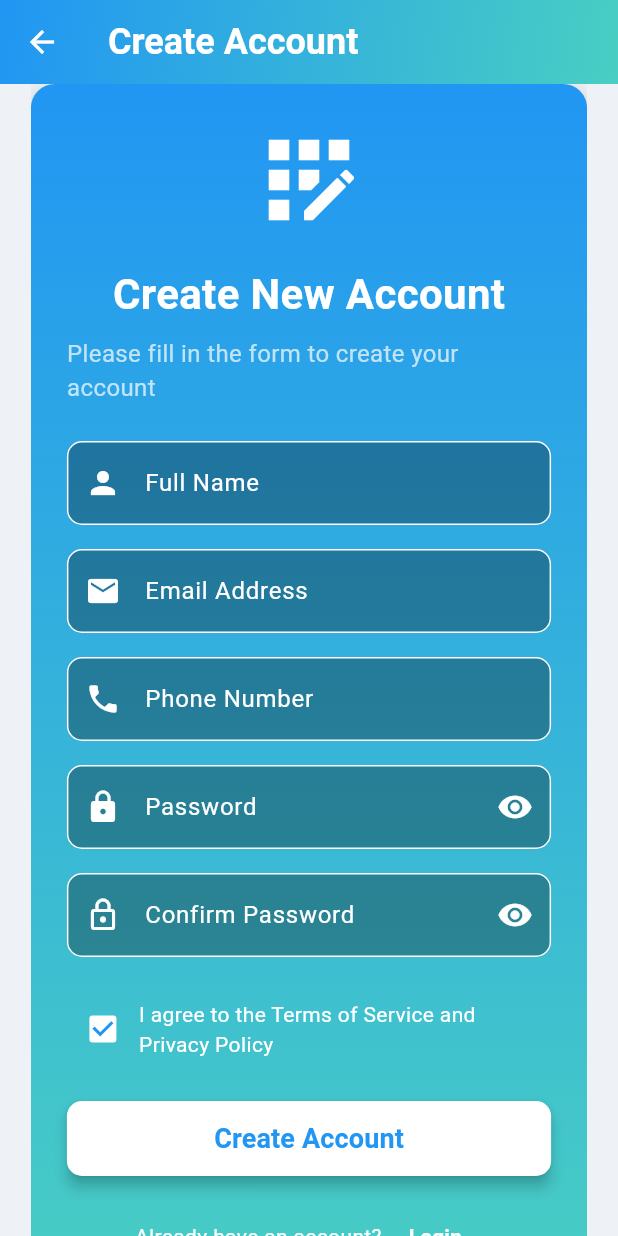
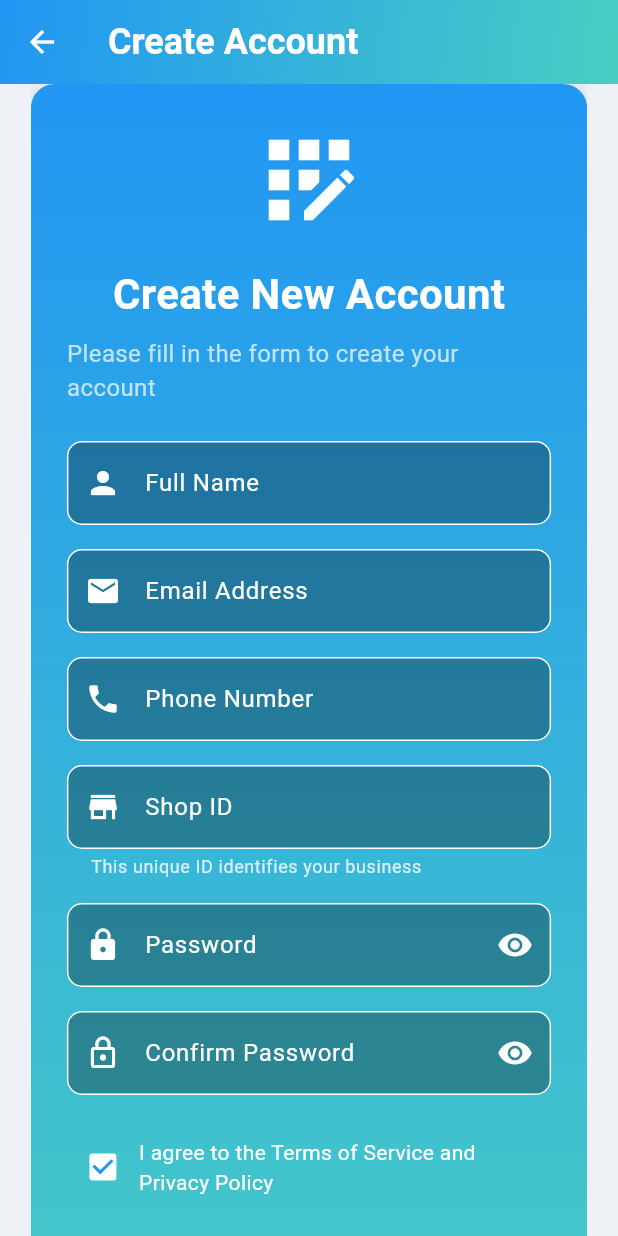
Before and after one commit to Talha-Aslam/desktop_search_a_holic, a Flutter app: the Registration screen opened by its route, on a phone screen of 412 x 824 dp. Run offline on Flutter 3.47's test engine with Material 3 defaults, Android fonts, the phone set to English and light mode, and no system bars; our stand-ins replace cloud_firestore, firebase_auth, firebase_core, google_fonts, quickalert, shared_preferences and 1 more; missing offline and left inert: desktop_window; accounts and stored records are empty.

Commit message:
Added shop id  during create account like username for the shop

```diff
--- a/lib/profile.dart
+++ b/lib/profile.dart
@@ -17,6 +17,7 @@ class _ProfileState extends State<Profile> {
   final TextEditingController _phoneController = TextEditingController();
   final TextEditingController _addressController = TextEditingController();
   final TextEditingController _roleController = TextEditingController();
+  final TextEditingController _shopIdController = TextEditingController();
   bool _isEditing = false;
   bool _isLoading = true; // Add loading state
   final FirebaseService _firebaseService = FirebaseService(); // Add Firebase service
@@ -51,6 +52,7 @@ class _ProfileState extends State<Profile> {
             _phoneController.text = data['phone'] ?? '';
             _addressController.text = data['address'] ?? '';
             _roleController.text = data['role'] ?? 'User';
+            _shopIdController.text = data['shopId'] ?? '';
           });
         } else {
           // If no user document found, create one with basic info
@@ -60,6 +62,7 @@ class _ProfileState extends State<Profile> {
             'phone': '',
             'address': '',
             'role': 'User',
+            'shopId': '', // Empty shop ID, user should set this
           });
 
           // Set default values
@@ -67,6 +70,7 @@ class _ProfileState extends State<Profile> {
           _phoneController.text = '';
           _addressController.text = '';
           _roleController.text = 'User';
+          _shopIdController.text = '';
         }
       } else {
         // Fallback to dummy data if no user is logged in
@@ -100,6 +104,7 @@ class _ProfileState extends State<Profile> {
       "phone": "123-456-7890",
       "address": "123 Main Street, City, Country",
       "role": "Administrator",
+      "shopId": "SHOP123",
     };
 
     _nameController.text = dummyProfileData['name']!;
@@ -107,6 +112,7 @@ class _ProfileState extends State<Profile> {
     _phoneController.text = dummyProfileData['phone']!;
     _addressController.text = dummyProfileData['address']!;
     _roleController.text = dummyProfileData['role']!;
+    _shopIdController.text = 'SHOP123'; // Default dummy shop ID
   }
 
   void _saveProfile() async {
@@ -126,6 +132,7 @@ class _ProfileState extends State<Profile> {
           'phone': _phoneController.text,
           'address': _addressController.text,
           'role': _roleController.text,
+          'shopId': _shopIdController.text,
         };
 
         // Update user data in Firestore
@@ -345,6 +352,14 @@ class _ProfileState extends State<Profile> {
                                     controller: _roleController,
                                     icon: Icons.work,
                                     isEditable: false, // Role should not be editable
+                                  ),
+                                  const Divider(),
+                                  _buildProfileField(
+                                    context: context,
+                                    label: 'Shop ID',
+                                    controller: _shopIdController,
+                                    icon: Icons.store,
+                                    isEditable: false, // Shop ID should not be editable after creation
                                   ),
                                 ],
                               ),
--- a/lib/registration.dart
+++ b/lib/registration.dart
@@ -20,6 +20,7 @@ class _RegistrationState extends State<Registration> {
   final TextEditingController _confirmPasswordController =
       TextEditingController();
   final TextEditingController _phoneController = TextEditingController();
+  final TextEditingController _shopIdController = TextEditingController(); // Added shop ID controller
 
   final FirebaseAuth _auth = FirebaseAuth.instance;
   final FirebaseFirestore _firestore = FirebaseFirestore.instance;
@@ -50,6 +51,7 @@ class _RegistrationState extends State<Registration> {
     _emailController.dispose();
     _confirmPasswordController.dispose();
     _phoneController.dispose();
+    _shopIdController.dispose(); // Dispose shop ID controller
     super.dispose();
   }
 
@@ -83,6 +85,7 @@ class _RegistrationState extends State<Registration> {
         'name': _nameController.text,
         'email': _emailController.text.trim(),
         'phone': _phoneController.text,
+        'shopId': _shopIdController.text, // Store shop ID
         'createdAt': FieldValue.serverTimestamp(),
       });
 
@@ -179,6 +182,7 @@ class _RegistrationState extends State<Registration> {
         _passwordController.clear();
         _confirmPasswordController.clear();
         _phoneController.clear();
+        _shopIdController.clear(); // Clear shop ID field
 
         // Navigate to login page after a short delay
         Future.delayed(const Duration(seconds: 2), () {
@@ -447,6 +451,50 @@ class _RegistrationState extends State<Registration> {
                     ),
                     const SizedBox(height: 16.0),
 
+                    // Shop ID field
+                    TextFormField(
+                      controller: _shopIdController,
+                      decoration: InputDecoration(
+                        labelText: 'Shop ID',
+                        labelStyle: const TextStyle(color: Colors.white),
+                        hintText: 'Enter your shop ID',
+                        hintStyle:
+                            TextStyle(color: Colors.white.withOpacity(0.7)),
+                        helperText: 'This unique ID identifies your business',
+                        helperStyle: TextStyle(color: Colors.white.withOpacity(0.8)),
+                        prefixIcon:
+                            const Icon(Icons.store, color: Colors.white),
+                        border: OutlineInputBorder(
+                          borderRadius: BorderRadius.circular(10),
+                        ),
+                        enabledBorder: OutlineInputBorder(
+                          borderRadius: BorderRadius.circular(10),
+                          borderSide: const BorderSide(color: Colors.white),
+                        ),
+                        focusedBorder: OutlineInputBorder(
+                          borderRadius: BorderRadius.circular(10),
+                          borderSide:
+                              const BorderSide(color: Colors.white, width: 2),
+                        ),
+                        errorStyle: const TextStyle(
+                          color: Colors.yellow,
+                          fontWeight: FontWeight.bold,
+                        ),
+                        filled: !themeProvider.isDarkMode,
+                        fillColor: !themeProvider.isDarkMode
+                            ? Colors.black.withOpacity(0.3)
+                            : Colors.transparent,
+                      ),
+                      style: const TextStyle(color: Colors.white),
+                      validator: (value) {
+                        if (value == null || value.isEmpty) {
+                          return 'Please enter your shop ID';
+                        }
+                        return null;
+                      },
+                    ),
+                    const SizedBox(height: 16.0),
+
                     // Password field with strength indicator
                     TextFormField(
                       controller: _passwordController,
```
